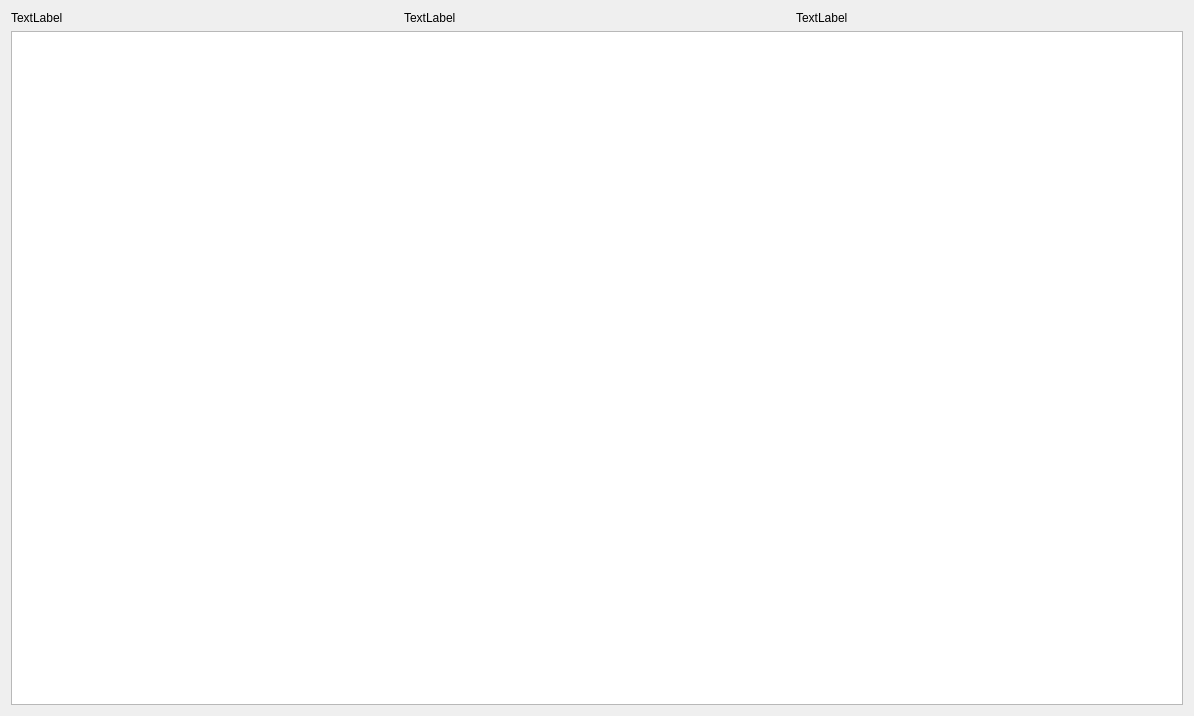
Old version of the form SNOTRA/WireShark.ui in the repository SNOTRAProject/snotra.
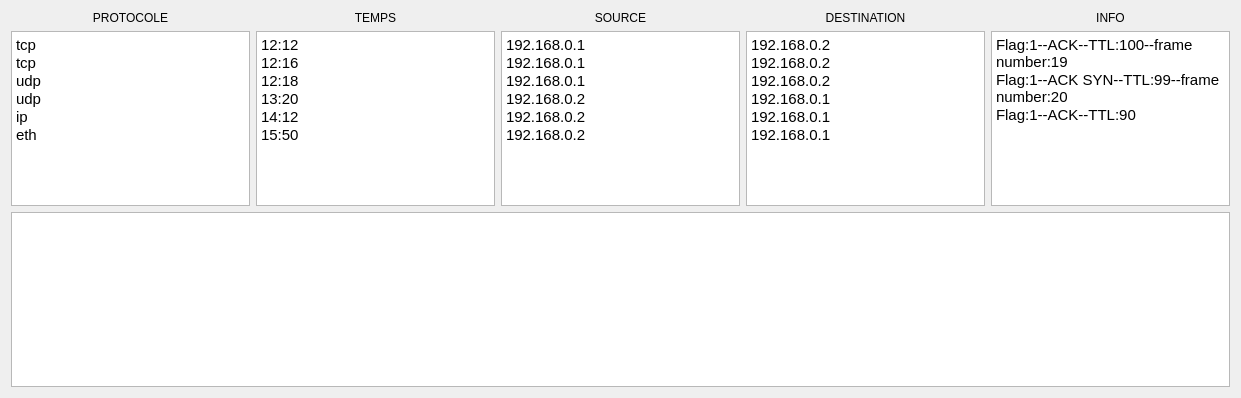
New version of the form.

Commit message: ajout de la fenetre wireShark

Patch:
```diff
--- a/SNOTRA/WireShark.ui
+++ b/SNOTRA/WireShark.ui
@@ -6,8 +6,8 @@
    <rect>
     <x>0</x>
     <y>0</y>
-    <width>1194</width>
-    <height>716</height>
+    <width>1241</width>
+    <height>398</height>
    </rect>
   </property>
   <property name="windowTitle">
@@ -17,31 +17,137 @@
    <item>
     <layout class="QVBoxLayout" name="verticalLayout">
      <item>
-      <layout class="QVBoxLayout" name="verticalLayout_4">
-       <item>
-        <layout class="QHBoxLayout" name="horizontalLayout">
-         <item>
-          <widget class="QLabel" name="label_3">
-           <property name="text">
-            <string>TextLabel</string>
-           </property>
-          </widget>
-         </item>
-         <item>
-          <widget class="QLabel" name="label_2">
-           <property name="text">
-            <string>TextLabel</string>
-           </property>
-          </widget>
-         </item>
-         <item>
-          <widget class="QLabel" name="label">
-           <property name="text">
-            <string>TextLabel</string>
-           </property>
-          </widget>
-         </item>
-        </layout>
+      <layout class="QGridLayout" name="gridLayout_3">
+       <item row="2" column="2">
+        <widget class="QTextBrowser" name="sourceView">
+         <property name="html">
+          <string>&lt;!DOCTYPE HTML PUBLIC &quot;-//W3C//DTD HTML 4.0//EN&quot; &quot;http://www.w3.org/TR/REC-html40/strict.dtd&quot;&gt;
+&lt;html&gt;&lt;head&gt;&lt;meta name=&quot;qrichtext&quot; content=&quot;1&quot; /&gt;&lt;style type=&quot;text/css&quot;&gt;
+p, li { white-space: pre-wrap; }
+&lt;/style&gt;&lt;/head&gt;&lt;body style=&quot; font-family:'Ubuntu'; font-size:11pt; font-weight:400; font-style:normal;&quot;&gt;
+&lt;p style=&quot; margin-top:0px; margin-bottom:0px; margin-left:0px; margin-right:0px; -qt-block-indent:0; text-indent:0px;&quot;&gt;192.168.0.1&lt;/p&gt;
+&lt;p style=&quot; margin-top:0px; margin-bottom:0px; margin-left:0px; margin-right:0px; -qt-block-indent:0; text-indent:0px;&quot;&gt;192.168.0.1&lt;/p&gt;
+&lt;p style=&quot; margin-top:0px; margin-bottom:0px; margin-left:0px; margin-right:0px; -qt-block-indent:0; text-indent:0px;&quot;&gt;192.168.0.1&lt;/p&gt;
+&lt;p style=&quot; margin-top:0px; margin-bottom:0px; margin-left:0px; margin-right:0px; -qt-block-indent:0; text-indent:0px;&quot;&gt;192.168.0.2&lt;/p&gt;
+&lt;p style=&quot; margin-top:0px; margin-bottom:0px; margin-left:0px; margin-right:0px; -qt-block-indent:0; text-indent:0px;&quot;&gt;192.168.0.2&lt;/p&gt;
+&lt;p style=&quot; margin-top:0px; margin-bottom:0px; margin-left:0px; margin-right:0px; -qt-block-indent:0; text-indent:0px;&quot;&gt;192.168.0.2&lt;/p&gt;&lt;/body&gt;&lt;/html&gt;</string>
+         </property>
+        </widget>
+       </item>
+       <item row="2" column="1">
+        <widget class="QTextBrowser" name="timeView">
+         <property name="html">
+          <string>&lt;!DOCTYPE HTML PUBLIC &quot;-//W3C//DTD HTML 4.0//EN&quot; &quot;http://www.w3.org/TR/REC-html40/strict.dtd&quot;&gt;
+&lt;html&gt;&lt;head&gt;&lt;meta name=&quot;qrichtext&quot; content=&quot;1&quot; /&gt;&lt;style type=&quot;text/css&quot;&gt;
+p, li { white-space: pre-wrap; }
+&lt;/style&gt;&lt;/head&gt;&lt;body style=&quot; font-family:'Ubuntu'; font-size:11pt; font-weight:400; font-style:normal;&quot;&gt;
+&lt;p style=&quot; margin-top:0px; margin-bottom:0px; margin-left:0px; margin-right:0px; -qt-block-indent:0; text-indent:0px;&quot;&gt;12:12&lt;/p&gt;
+&lt;p style=&quot; margin-top:0px; margin-bottom:0px; margin-left:0px; margin-right:0px; -qt-block-indent:0; text-indent:0px;&quot;&gt;12:16&lt;/p&gt;
+&lt;p style=&quot; margin-top:0px; margin-bottom:0px; margin-left:0px; margin-right:0px; -qt-block-indent:0; text-indent:0px;&quot;&gt;12:18&lt;/p&gt;
+&lt;p style=&quot; margin-top:0px; margin-bottom:0px; margin-left:0px; margin-right:0px; -qt-block-indent:0; text-indent:0px;&quot;&gt;13:20&lt;/p&gt;
+&lt;p style=&quot; margin-top:0px; margin-bottom:0px; margin-left:0px; margin-right:0px; -qt-block-indent:0; text-indent:0px;&quot;&gt;14:12&lt;/p&gt;
+&lt;p style=&quot; margin-top:0px; margin-bottom:0px; margin-left:0px; margin-right:0px; -qt-block-indent:0; text-indent:0px;&quot;&gt;15:50&lt;/p&gt;&lt;/body&gt;&lt;/html&gt;</string>
+         </property>
+        </widget>
+       </item>
+       <item row="2" column="0">
+        <widget class="QTextBrowser" name="numberView">
+         <property name="html">
+          <string>&lt;!DOCTYPE HTML PUBLIC &quot;-//W3C//DTD HTML 4.0//EN&quot; &quot;http://www.w3.org/TR/REC-html40/strict.dtd&quot;&gt;
+&lt;html&gt;&lt;head&gt;&lt;meta name=&quot;qrichtext&quot; content=&quot;1&quot; /&gt;&lt;style type=&quot;text/css&quot;&gt;
+p, li { white-space: pre-wrap; }
+&lt;/style&gt;&lt;/head&gt;&lt;body style=&quot; font-family:'Ubuntu'; font-size:11pt; font-weight:400; font-style:normal;&quot;&gt;
+&lt;p style=&quot; margin-top:0px; margin-bottom:0px; margin-left:0px; margin-right:0px; -qt-block-indent:0; text-indent:0px;&quot;&gt;tcp&lt;/p&gt;
+&lt;p style=&quot; margin-top:0px; margin-bottom:0px; margin-left:0px; margin-right:0px; -qt-block-indent:0; text-indent:0px;&quot;&gt;tcp&lt;/p&gt;
+&lt;p style=&quot; margin-top:0px; margin-bottom:0px; margin-left:0px; margin-right:0px; -qt-block-indent:0; text-indent:0px;&quot;&gt;udp&lt;/p&gt;
+&lt;p style=&quot; margin-top:0px; margin-bottom:0px; margin-left:0px; margin-right:0px; -qt-block-indent:0; text-indent:0px;&quot;&gt;udp&lt;/p&gt;
+&lt;p style=&quot; margin-top:0px; margin-bottom:0px; margin-left:0px; margin-right:0px; -qt-block-indent:0; text-indent:0px;&quot;&gt;ip&lt;/p&gt;
+&lt;p style=&quot; margin-top:0px; margin-bottom:0px; margin-left:0px; margin-right:0px; -qt-block-indent:0; text-indent:0px;&quot;&gt;eth&lt;/p&gt;
+&lt;p style=&quot;-qt-paragraph-type:empty; margin-top:0px; margin-bottom:0px; margin-left:0px; margin-right:0px; -qt-block-indent:0; text-indent:0px;&quot;&gt;&lt;br /&gt;&lt;/p&gt;
+&lt;p style=&quot;-qt-paragraph-type:empty; margin-top:0px; margin-bottom:0px; margin-left:0px; margin-right:0px; -qt-block-indent:0; text-indent:0px;&quot;&gt;&lt;br /&gt;&lt;/p&gt;
+&lt;p style=&quot; margin-top:0px; margin-bottom:0px; margin-left:0px; margin-right:0px; -qt-block-indent:0; text-indent:0px;&quot;&gt; &lt;/p&gt;&lt;/body&gt;&lt;/html&gt;</string>
+         </property>
+        </widget>
+       </item>
+       <item row="0" column="1">
+        <widget class="QLabel" name="time">
+         <property name="text">
+          <string>TEMPS</string>
+         </property>
+         <property name="alignment">
+          <set>Qt::AlignCenter</set>
+         </property>
+        </widget>
+       </item>
+       <item row="2" column="3">
+        <widget class="QTextBrowser" name="destinatioView">
+         <property name="html">
+          <string>&lt;!DOCTYPE HTML PUBLIC &quot;-//W3C//DTD HTML 4.0//EN&quot; &quot;http://www.w3.org/TR/REC-html40/strict.dtd&quot;&gt;
+&lt;html&gt;&lt;head&gt;&lt;meta name=&quot;qrichtext&quot; content=&quot;1&quot; /&gt;&lt;style type=&quot;text/css&quot;&gt;
+p, li { white-space: pre-wrap; }
+&lt;/style&gt;&lt;/head&gt;&lt;body style=&quot; font-family:'Ubuntu'; font-size:11pt; font-weight:400; font-style:normal;&quot;&gt;
+&lt;p style=&quot; margin-top:0px; margin-bottom:0px; margin-left:0px; margin-right:0px; -qt-block-indent:0; text-indent:0px;&quot;&gt;192.168.0.2&lt;/p&gt;
+&lt;p style=&quot; margin-top:0px; margin-bottom:0px; margin-left:0px; margin-right:0px; -qt-block-indent:0; text-indent:0px;&quot;&gt;192.168.0.2&lt;/p&gt;
+&lt;p style=&quot; margin-top:0px; margin-bottom:0px; margin-left:0px; margin-right:0px; -qt-block-indent:0; text-indent:0px;&quot;&gt;192.168.0.2&lt;/p&gt;
+&lt;p style=&quot; margin-top:0px; margin-bottom:0px; margin-left:0px; margin-right:0px; -qt-block-indent:0; text-indent:0px;&quot;&gt;192.168.0.1&lt;/p&gt;
+&lt;p style=&quot; margin-top:0px; margin-bottom:0px; margin-left:0px; margin-right:0px; -qt-block-indent:0; text-indent:0px;&quot;&gt;192.168.0.1&lt;/p&gt;
+&lt;p style=&quot; margin-top:0px; margin-bottom:0px; margin-left:0px; margin-right:0px; -qt-block-indent:0; text-indent:0px;&quot;&gt;192.168.0.1&lt;/p&gt;
+&lt;p style=&quot;-qt-paragraph-type:empty; margin-top:0px; margin-bottom:0px; margin-left:0px; margin-right:0px; -qt-block-indent:0; text-indent:0px;&quot;&gt;&lt;br /&gt;&lt;/p&gt;&lt;/body&gt;&lt;/html&gt;</string>
+         </property>
+        </widget>
+       </item>
+       <item row="0" column="2">
+        <widget class="QLabel" name="source">
+         <property name="text">
+          <string>SOURCE</string>
+         </property>
+         <property name="alignment">
+          <set>Qt::AlignCenter</set>
+         </property>
+        </widget>
+       </item>
+       <item row="0" column="3">
+        <widget class="QLabel" name="destination">
+         <property name="text">
+          <string>DESTINATION</string>
+         </property>
+         <property name="alignment">
+          <set>Qt::AlignCenter</set>
+         </property>
+        </widget>
+       </item>
+       <item row="0" column="0">
+        <widget class="QLabel" name="number">
+         <property name="text">
+          <string>PROTOCOLE</string>
+         </property>
+         <property name="alignment">
+          <set>Qt::AlignCenter</set>
+         </property>
+        </widget>
+       </item>
+       <item row="2" column="4">
+        <widget class="QTextBrowser" name="textBrowser">
+         <property name="html">
+          <string>&lt;!DOCTYPE HTML PUBLIC &quot;-//W3C//DTD HTML 4.0//EN&quot; &quot;http://www.w3.org/TR/REC-html40/strict.dtd&quot;&gt;
+&lt;html&gt;&lt;head&gt;&lt;meta name=&quot;qrichtext&quot; content=&quot;1&quot; /&gt;&lt;style type=&quot;text/css&quot;&gt;
+p, li { white-space: pre-wrap; }
+&lt;/style&gt;&lt;/head&gt;&lt;body style=&quot; font-family:'Ubuntu'; font-size:11pt; font-weight:400; font-style:normal;&quot;&gt;
+&lt;p style=&quot; margin-top:0px; margin-bottom:0px; margin-left:0px; margin-right:0px; -qt-block-indent:0; text-indent:0px;&quot;&gt;Flag:1--ACK--TTL:100--frame number:19&lt;/p&gt;
+&lt;p style=&quot; margin-top:0px; margin-bottom:0px; margin-left:0px; margin-right:0px; -qt-block-indent:0; text-indent:0px;&quot;&gt;Flag:1--ACK SYN--TTL:99--frame number:20&lt;/p&gt;
+&lt;p style=&quot; margin-top:0px; margin-bottom:0px; margin-left:0px; margin-right:0px; -qt-block-indent:0; text-indent:0px;&quot;&gt;Flag:1--ACK--TTL:90&lt;/p&gt;&lt;/body&gt;&lt;/html&gt;</string>
+         </property>
+        </widget>
+       </item>
+       <item row="0" column="4">
+        <widget class="QLabel" name="label">
+         <property name="text">
+          <string>INFO</string>
+         </property>
+         <property name="alignment">
+          <set>Qt::AlignCenter</set>
+         </property>
+        </widget>
        </item>
       </layout>
      </item>
```
Left out of the diff: 2 changed lines with no effect on the pictures. The commit also changes 15 other files.
